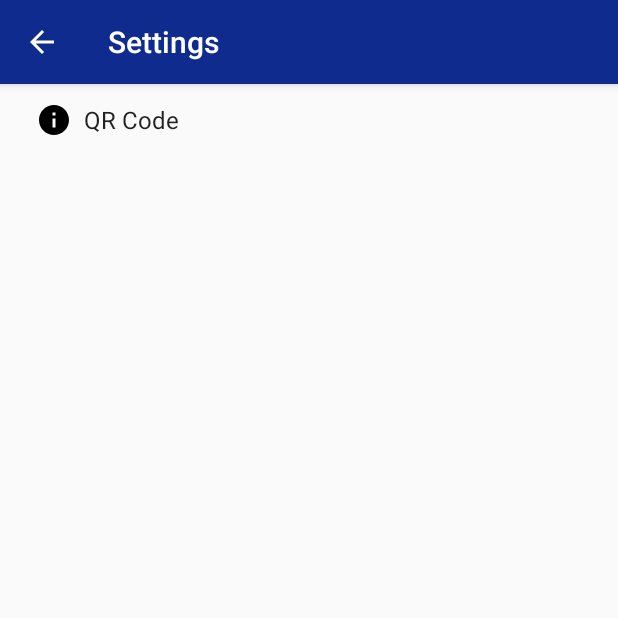
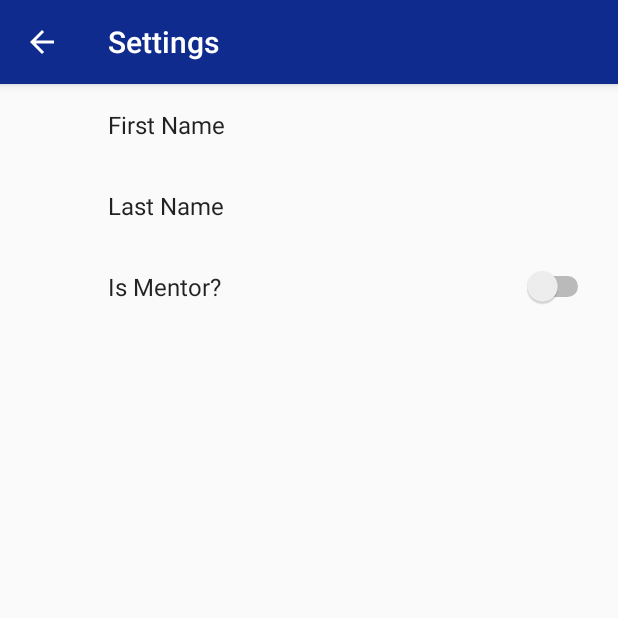
Before and after one commit to chopshop-166/CSSignIn, an Android app: the SettingsActivity screen opened directly, with no data from a screen before it, on a phone screen of 412 x 824 dp, the top half of it. Run offline under Robolectric (Android 15) with nearby library versions, the phone set to English and light mode, and no system bars; our stand-ins replace androidx.preference; 2 statements that could not run were skipped.

Commit message:
Clean up settings page

```diff
--- a/app/build.gradle
+++ b/app/build.gradle
@@ -11,7 +11,7 @@ android {
         minSdkVersion 15
         targetSdkVersion 28
         versionCode 1
-        versionName "1.0"
+        versionName "1.3"
         testInstrumentationRunner "androidx.test.runner.AndroidJUnitRunner"
         vectorDrawables.useSupportLibrary = true
     }
@@ -32,6 +32,7 @@ dependencies {
     implementation 'androidx.legacy:legacy-support-v4:1.0.0'
     implementation 'androidx.vectordrawable:vectordrawable:1.1.0'
     implementation 'com.google.android.material:material:1.2.0-alpha01'
+    implementation 'androidx.preference:preference:1.1.0'
     testImplementation 'junit:junit:4.12'
     androidTestImplementation 'androidx.test:runner:1.2.0'
     androidTestImplementation 'androidx.test.espresso:espresso-core:3.2.0'
--- a/app/src/main/java/com/chopshop166/cssignin/AppCompatPreferenceActivity.kt
+++ /dev/null
@@ -1,85 +0,0 @@
-package com.chopshop166.cssignin
-
-import android.content.res.Configuration
-import android.os.Bundle
-import android.preference.PreferenceActivity
-import android.view.MenuInflater
-import android.view.View
-import android.view.ViewGroup
-import androidx.annotation.LayoutRes
-import androidx.appcompat.app.ActionBar
-import androidx.appcompat.app.AppCompatDelegate
-
-/**
- * A [android.preference.PreferenceActivity] which implements and proxies the necessary calls
- * to be used with AppCompat.
- */
-abstract class AppCompatPreferenceActivity : PreferenceActivity() {
-
-    override fun onCreate(savedInstanceState: Bundle?) {
-        delegate.installViewFactory()
-        delegate.onCreate(savedInstanceState)
-        super.onCreate(savedInstanceState)
-    }
-
-    override fun onPostCreate(savedInstanceState: Bundle?) {
-        super.onPostCreate(savedInstanceState)
-        delegate.onPostCreate(savedInstanceState)
-    }
-
-    val supportActionBar: ActionBar?
-        get() = delegate.supportActionBar
-
-    override fun getMenuInflater(): MenuInflater {
-        return delegate.menuInflater
-    }
-
-    override fun setContentView(@LayoutRes layoutResID: Int) {
-        delegate.setContentView(layoutResID)
-    }
-
-    override fun setContentView(view: View) {
-        delegate.setContentView(view)
-    }
-
-    override fun setContentView(view: View, params: ViewGroup.LayoutParams) {
-        delegate.setContentView(view, params)
-    }
-
-    override fun addContentView(view: View, params: ViewGroup.LayoutParams) {
-        delegate.addContentView(view, params)
-    }
-
-    override fun onPostResume() {
-        super.onPostResume()
-        delegate.onPostResume()
-    }
-
-    override fun onTitleChanged(title: CharSequence, color: Int) {
-        super.onTitleChanged(title, color)
-        delegate.setTitle(title)
-    }
-
-    override fun onConfigurationChanged(newConfig: Configuration) {
-        super.onConfigurationChanged(newConfig)
-        delegate.onConfigurationChanged(newConfig)
-    }
-
-    override fun onStop() {
-        super.onStop()
-        delegate.onStop()
-    }
-
-    override fun onDestroy() {
-        super.onDestroy()
-        delegate.onDestroy()
-    }
-
-    override fun invalidateOptionsMenu() {
-        delegate.invalidateOptionsMenu()
-    }
-
-    private val delegate: AppCompatDelegate by lazy {
-        AppCompatDelegate.create(this, null)
-    }
-}
--- a/app/src/main/java/com/chopshop166/cssignin/SettingsActivity.kt
+++ b/app/src/main/java/com/chopshop166/cssignin/SettingsActivity.kt
@@ -1,85 +1,25 @@
 package com.chopshop166.cssignin
 
-import android.annotation.TargetApi
-import android.content.Context
-import android.content.Intent
-import android.content.res.Configuration
-import android.os.Build
 import android.os.Bundle
-import android.preference.*
-import android.view.MenuItem
-import androidx.core.app.NavUtils
+import androidx.appcompat.app.AppCompatActivity
 import androidx.preference.EditTextPreference
 import androidx.preference.PreferenceFragmentCompat
 
-/**
- * A [PreferenceActivity] that presents a set of application settings. On
- * handset devices, settings are presented as a single list. On tablets,
- * settings are split by category, with category headers shown to the left of
- * the list of settings.
- *
- * See [Android Design: Settings](http://developer.android.com/design/patterns/settings.html)
- * for design guidelines and the [Settings API Guide](http://developer.android.com/guide/topics/ui/settings.html)
- * for more information on developing a Settings UI.
- */
-class SettingsActivity : AppCompatPreferenceActivity() {
+class SettingsActivity : AppCompatActivity() {
 
     override fun onCreate(savedInstanceState: Bundle?) {
         super.onCreate(savedInstanceState)
-        setupActionBar()
-    }
-
-    /**
-     * Set up the [android.app.ActionBar], if the API is available.
-     */
-    private fun setupActionBar() {
+        setContentView(R.layout.settings_activity)
+        supportFragmentManager
+            .beginTransaction()
+            .replace(R.id.settings, SettingsFragment())
+            .commit()
         supportActionBar?.setDisplayHomeAsUpEnabled(true)
     }
 
-    override fun onMenuItemSelected(featureId: Int, item: MenuItem): Boolean {
-        val id = item.itemId
-        if (id == android.R.id.home) {
-            if (!super.onMenuItemSelected(featureId, item)) {
-                NavUtils.navigateUpFromSameTask(this)
-            }
-            return true
-        }
-        return super.onMenuItemSelected(featureId, item)
-    }
-
-    /**
-     * {@inheritDoc}
-     */
-    override fun onIsMultiPane(): Boolean {
-        return isXLargeTablet(this)
-    }
-
-    /**
-     * {@inheritDoc}
-     */
-    @TargetApi(Build.VERSION_CODES.HONEYCOMB)
-    override fun onBuildHeaders(target: List<Header>) {
-        loadHeadersFromResource(R.xml.pref_headers, target)
-    }
-
-    /**
-     * This method stops fragment injection in malicious applications.
-     * Make sure to deny any unknown fragments here.
-     */
-    override fun isValidFragment(fragmentName: String): Boolean {
-        return PreferenceFragmentCompat::class.java.name == fragmentName
-                || QRPreferenceFragment::class.java.name == fragmentName
-    }
-
-    /**
-     * This fragment shows general preferences only. It is used when the
-     * activity is showing a two-pane settings UI.
-     */
-    @TargetApi(Build.VERSION_CODES.HONEYCOMB)
-    class QRPreferenceFragment : PreferenceFragmentCompat() {
-        override fun onCreatePreferences(savedInstanceState: Bundle?, rootKey : String?) {
-            super.onCreate(savedInstanceState)
-            setPreferencesFromResource(R.xml.pref_qr, rootKey)
+    class SettingsFragment : PreferenceFragmentCompat() {
+        override fun onCreatePreferences(savedInstanceState: Bundle?, rootKey: String?) {
+            setPreferencesFromResource(R.xml.root_preferences, rootKey)
             setHasOptionsMenu(true)
 
             val firstnamePreference = findPreference<EditTextPreference>("firstname_text")
@@ -88,25 +28,5 @@ class SettingsActivity : AppCompatPreferenceActivity() {
             val lastnamePreference = findPreference<EditTextPreference>("lastname_text")
             lastnamePreference?.summaryProvider = EditTextPreference.SimpleSummaryProvider.getInstance()
         }
-
-        override fun onOptionsItemSelected(item: MenuItem): Boolean {
-            val id = item.itemId
-            if (id == android.R.id.home) {
-                startActivity(Intent(activity, SettingsActivity::class.java))
-                return true
-            }
-            return super.onOptionsItemSelected(item)
-        }
-    }
-
-    companion object {
-
-        /**
-         * Helper method to determine if the device has an extra-large screen. For
-         * example, 10" tablets are extra-large.
-         */
-        private fun isXLargeTablet(context: Context): Boolean {
-            return context.resources.configuration.screenLayout and Configuration.SCREENLAYOUT_SIZE_MASK >= Configuration.SCREENLAYOUT_SIZE_XLARGE
-        }
     }
 }
--- /dev/null
+++ b/app/src/main/res/layout/settings_activity.xml
@@ -0,0 +1,9 @@
+<LinearLayout xmlns:android="http://schemas.android.com/apk/res/android"
+    android:layout_width="match_parent"
+    android:layout_height="match_parent">
+
+    <FrameLayout
+        android:id="@+id/settings"
+        android:layout_width="match_parent"
+        android:layout_height="match_parent" />
+</LinearLayout>
--- a/app/src/main/res/xml/pref_qr.xml
+++ b/app/src/main/res/xml/root_preferences.xml
@@ -1,12 +1,10 @@
 <PreferenceScreen xmlns:android="http://schemas.android.com/apk/res/android">
-
 
     <EditTextPreference
         android:key="firstname_text"
         android:title="@string/pref_title_qr_fname"
         android:selectAllOnFocus="true"
         android:inputType="textCapWords"
-            android:capitalize="words"
         android:singleLine="true"
         android:maxLines="1"/>
 
@@ -15,7 +13,6 @@
         android:title="@string/pref_title_qr_lname"
         android:selectAllOnFocus="true"
         android:inputType="textCapWords"
-        android:capitalize="words"
         android:singleLine="true"
         android:maxLines="1"/>
 
```
Also changed, not shown: app/src/main/AndroidManifest.xml (+11 -10 lines). Lines whose indentation alone changed are shown as unchanged.
